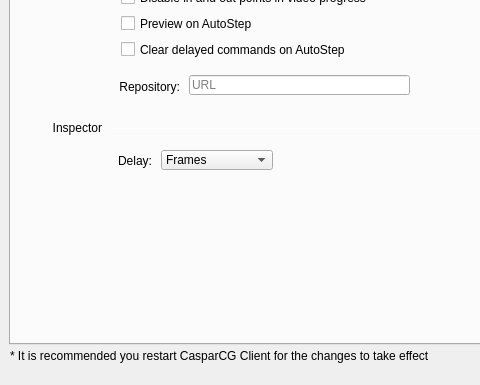
Before: the Qt Designer form src/Widgets/SettingsDialog.ui in CasparCG/client, drawn with Qt 5; both pictures show x 0 to 480 and y 432 to 817 of the 700 by 817 pixel window.
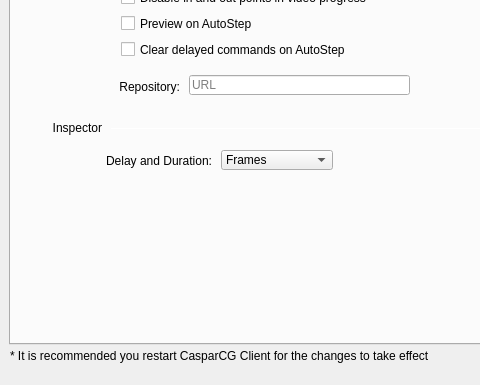
After: the same form once the commit is applied.

Commit message: Output duration...

Patch:
```diff
--- a/src/Widgets/SettingsDialog.ui
+++ b/src/Widgets/SettingsDialog.ui
@@ -359,7 +359,7 @@
     <widget class="QComboBox" name="comboBoxDelayType">
      <property name="geometry">
       <rect>
-       <x>150</x>
+       <x>210</x>
        <y>546</y>
        <width>112</width>
        <height>20</height>
@@ -387,12 +387,12 @@
       <rect>
        <x>60</x>
        <y>547</y>
-       <width>81</width>
+       <width>141</width>
        <height>20</height>
       </rect>
      </property>
      <property name="text">
-      <string>Delay:</string>
+      <string>Delay and Duration:</string>
      </property>
      <property name="alignment">
       <set>Qt::AlignRight|Qt::AlignTrailing|Qt::AlignVCenter</set>
```
The commit also changes 118 other files.
